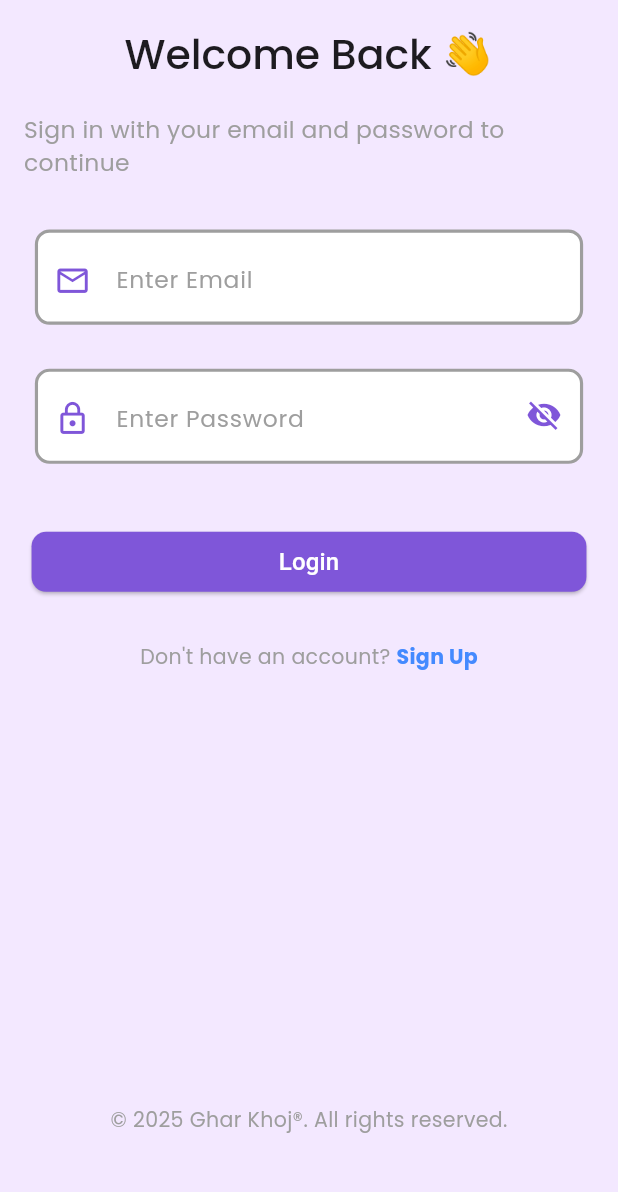
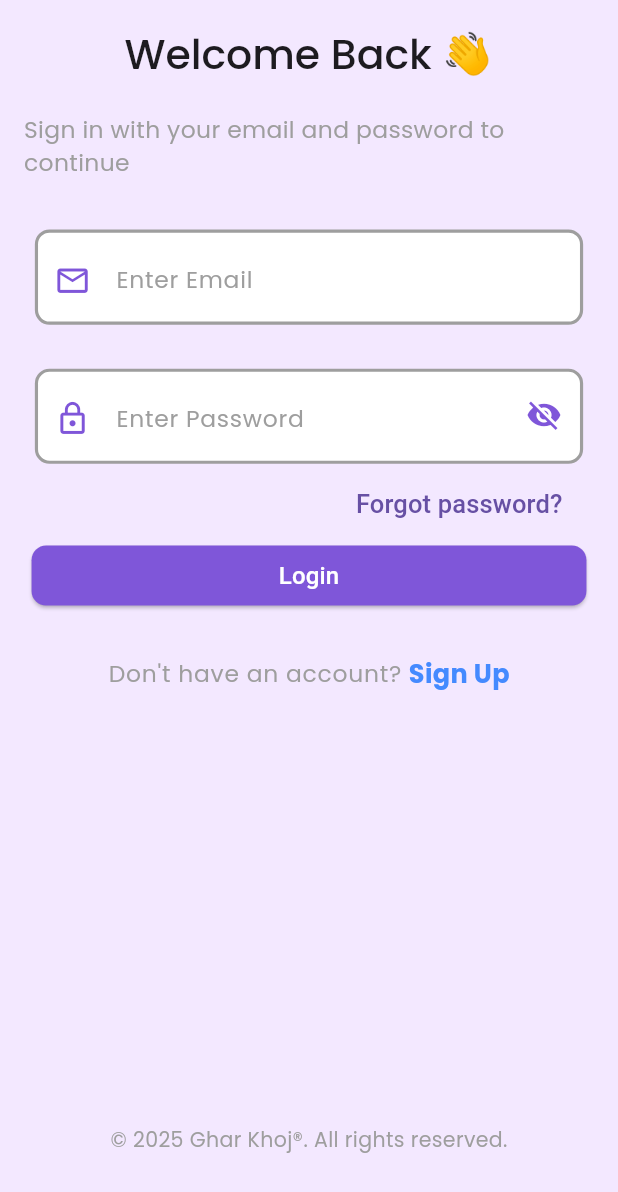
Before and after one commit to Pratik-Kattel/Ghar-khoj, a Flutter app: the screen it shows after launch, after a tap on "Skip", on a phone screen of 412 x 824 dp. Shown: the top 1192 px of the screen. Run offline on Flutter 3.47's test engine with Material 3 defaults, Android fonts, the phone set to English and light mode, and no system bars; our stand-ins replace animated_splash_screen, bloc, dio, equatable, flutter_bloc, flutter_screenutil and 3 more.

Commit message:
Modified UI and added forgot password screen

```diff
--- a/frontend/lib/features/Boarding/screens/boarding_screen.dart
+++ b/frontend/lib/features/Boarding/screens/boarding_screen.dart
@@ -88,7 +88,7 @@ class BoardingScreenState extends State<BoardingScreen> {
                     },
                     child: Text(
                       "Skip",
-                      style: TextStyle(color: AppColors.redColor, fontSize: 17),
+                      style: TextStyle(color: AppColors.redColor, fontSize: 20),
                     ),
                   ),
                 ),
@@ -102,7 +102,7 @@ class BoardingScreenState extends State<BoardingScreen> {
                     child: Text(
                       currentIndex <pages.length-1? "Next"
             : "Finish",
-                      style: TextStyle(color: AppColors.primary, fontSize: 17),
+                      style: TextStyle(color: AppColors.primary, fontSize: 20),
                     ),
                   ),
                 ),
--- /dev/null
+++ b/frontend/lib/features/auth/bloc/forgot_password/forgot_password_bloc.dart
@@ -0,0 +1,13 @@
+import 'package:bloc/bloc.dart';
+import 'package:meta/meta.dart';
+
+part 'forgot_password_event.dart';
+part 'forgot_password_state.dart';
+
+class ForgotPasswordBloc extends Bloc<ForgotPasswordEvent, ForgotPasswordState> {
+  ForgotPasswordBloc() : super(ForgotPasswordInitial()) {
+    on<ForgotPasswordEvent>((event, emit) {
+      // TODO: implement event handler
+    });
+  }
+}
--- /dev/null
+++ b/frontend/lib/features/auth/bloc/forgot_password/forgot_password_event.dart
@@ -0,0 +1,4 @@
+part of 'forgot_password_bloc.dart';
+
+@immutable
+sealed class ForgotPasswordEvent {}
--- /dev/null
+++ b/frontend/lib/features/auth/bloc/forgot_password/forgot_password_state.dart
@@ -0,0 +1,6 @@
+part of 'forgot_password_bloc.dart';
+
+@immutable
+sealed class ForgotPasswordState {}
+
+final class ForgotPasswordInitial extends ForgotPasswordState {}
--- a/frontend/lib/features/auth/screens/login/login_screen.dart
+++ b/frontend/lib/features/auth/screens/login/login_screen.dart
@@ -178,9 +178,17 @@ class _LoginScreenState extends State<LoginScreen> {
                         },
                       ),
                     ),
-
-                    SizedBox(height: 0.05.sh),
-
+                    SizedBox(height: 0.003.sh),
+                    Align(
+                      alignment: Alignment(0.8,0),
+                      child:
+                      TextButton(
+                      onPressed: () {
+                        Navigator.pushNamed(context, '/forgotPassword');
+                      },
+                      child: Text("Forgot password?",style: TextStyle(fontSize: 17),),
+                    ),
+                    ),
                     CustomButton.button(
                       padding: EdgeInsetsGeometry.symmetric(horizontal: 0.4.sw),
                       texts: "Login",
@@ -204,7 +212,7 @@ class _LoginScreenState extends State<LoginScreen> {
                     Row(
                       mainAxisAlignment: MainAxisAlignment.center,
                       children: [
-                        const Text("Don't have an account? "),
+                        Text("Don't have an account? ",style: Theme.of(context).textTheme.bodyLarge,),
                         InkWell(
                           onTap: () {
                             Navigator.pushReplacementNamed(
@@ -217,6 +225,7 @@ class _LoginScreenState extends State<LoginScreen> {
                             style: TextStyle(
                               color: Colors.blueAccent,
                               fontWeight: FontWeight.bold,
+                              fontSize: 17
                             ),
                           ),
                         ),
--- a/frontend/lib/routes/app_routes.dart
+++ b/frontend/lib/routes/app_routes.dart
@@ -1,5 +1,6 @@
 import 'package:flutter/cupertino.dart';
 import 'package:frontend/features/Boarding/screens/boarding_screen.dart';
+import 'package:frontend/features/auth/screens/forgot_password/forgot_password.dart';
 import '../features/auth/screens/login/login_screen.dart';
 import '../features/auth/screens/signup/register_screen.dart';
 
@@ -7,10 +8,12 @@ class AppRoutes{
   static const login='/login';
   static const boarding='/boarding';
   static const register='/register';
+  static const forgotPassword='/forgotPassword';
 
 static Map<String,WidgetBuilder> routes={
   boarding:(context)=> const BoardingScreen(),
   login:(context)=>  LoginScreen(),
-  register:(context)=>RegisterScreen()
+  register:(context)=>RegisterScreen(),
+  forgotPassword:(context)=>ForgotPassword(),
 };
 }
```
Also changed, not shown: frontend/lib/features/auth/bloc/signup/signup_bloc.dart (+12 -10 lines), frontend/lib/features/auth/screens/forgot_password/forgot_password.dart (added, +29 -0 lines), frontend/lib/services/api_clients.dart (+10 -3 lines).
